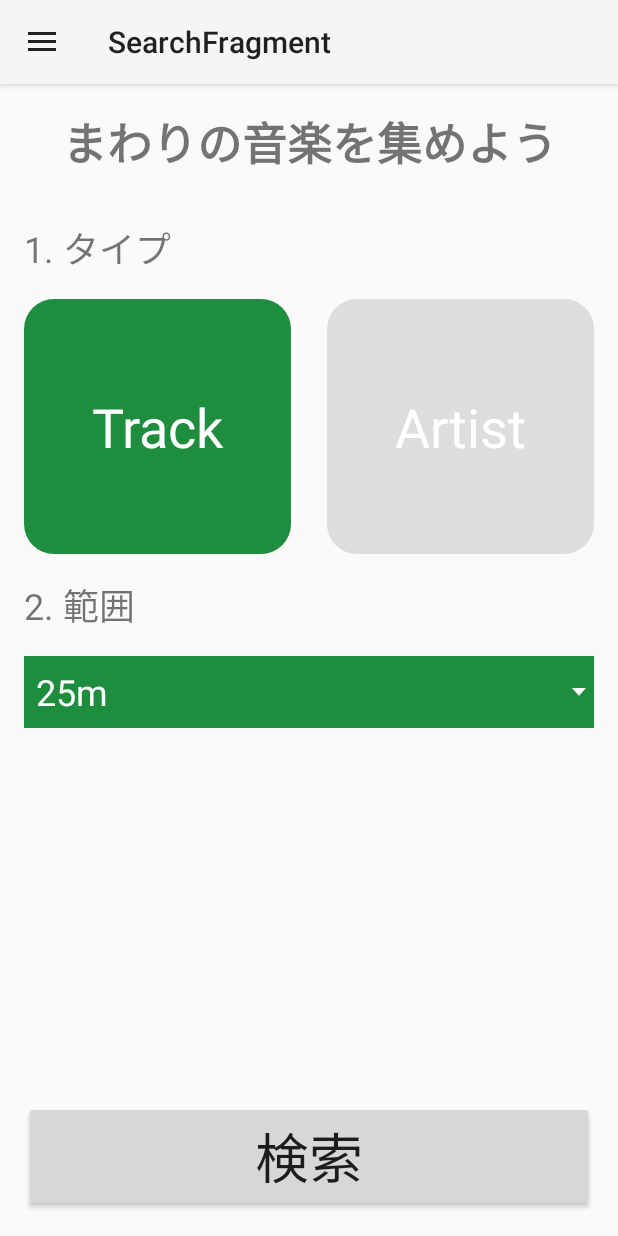
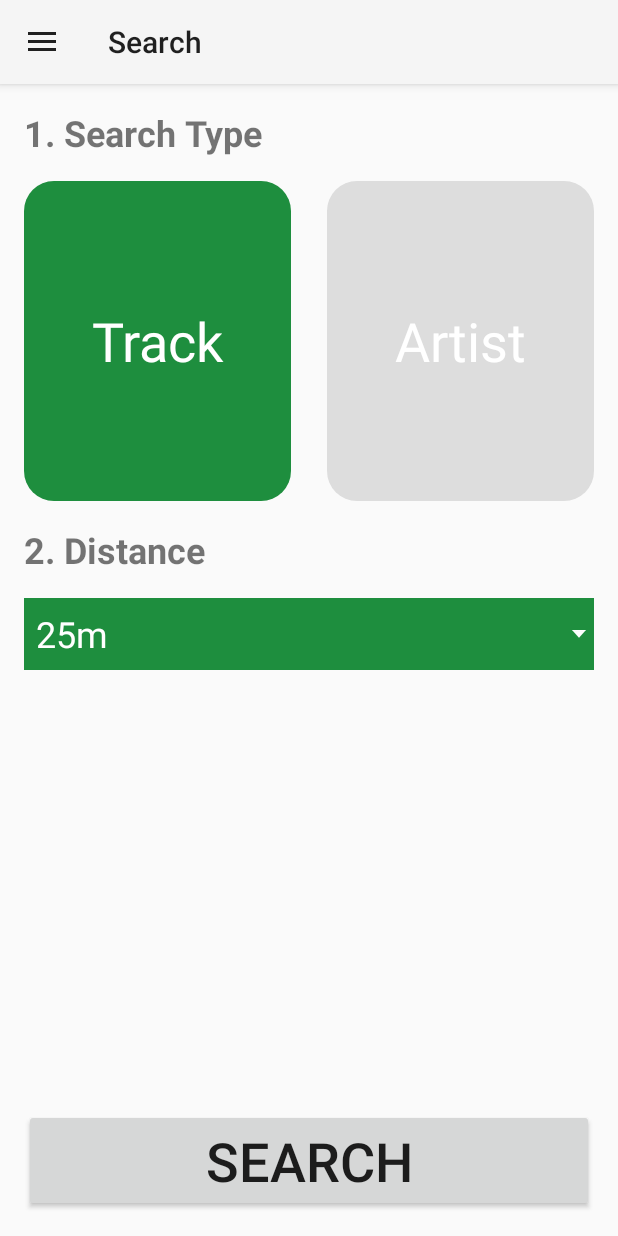
Before and after one commit to auto-ororo/jigokumimi-android, an Android app: the SearchFragment screen opened through its navigation route, on a phone screen of 412 x 824 dp. Run offline under Robolectric (Android 15) with nearby library versions, the phone set to English and light mode, and no system bars; our stand-ins replace Timber, data binding, navigation-ui; libraries missing offline, so code that uses them is left out: com.spotify.sdk.

Commit message:
タイトルバー設定

```diff
--- a/app/src/main/java/com/ororo/auto/jigokumimi/ui/HistoryFragment.kt
+++ b/app/src/main/java/com/ororo/auto/jigokumimi/ui/HistoryFragment.kt
@@ -76,6 +76,11 @@ class HistoryFragment : Fragment() {
 
         viewModel.isSearchFinished.observe(viewLifecycleOwner) {
             if (it) onSearchFinished()
+        }
+
+        // タイトル設定
+        (activity as AppCompatActivity).supportActionBar?.run {
+            title = context?.getString(R.string.title_history)
         }
 
         return binding.root
--- a/app/src/main/java/com/ororo/auto/jigokumimi/ui/LoginFragment.kt
+++ b/app/src/main/java/com/ororo/auto/jigokumimi/ui/LoginFragment.kt
@@ -74,8 +74,7 @@ class LoginFragment : BaseFragment() {
 
         // ドロワーアイコンを非表示･タイトル設定
         (activity as AppCompatActivity).supportActionBar?.run{
-            setDisplayHomeAsUpEnabled(false)
-            title = context?.getString(R.string.title_login)
+            hide()
         }
 
         return binding.root
--- a/app/src/main/java/com/ororo/auto/jigokumimi/ui/MainActivity.kt
+++ b/app/src/main/java/com/ororo/auto/jigokumimi/ui/MainActivity.kt
@@ -51,9 +51,7 @@ class MainActivity : AppCompatActivity() {
                 appBarConfiguration
             )
         }
-
         NavigationUI.setupWithNavController(binding.navView, navController)
-
     }
 
     override fun onSupportNavigateUp(): Boolean {
--- a/app/src/main/java/com/ororo/auto/jigokumimi/ui/ResultFragment.kt
+++ b/app/src/main/java/com/ororo/auto/jigokumimi/ui/ResultFragment.kt
@@ -6,10 +6,11 @@ import android.view.LayoutInflater
 import android.view.View
 import android.view.ViewGroup
 import androidx.annotation.LayoutRes
+import androidx.appcompat.app.AppCompatActivity
 import androidx.databinding.DataBindingUtil
 import androidx.lifecycle.Observer
+import androidx.lifecycle.ViewModelProvider
 import androidx.lifecycle.observe
-import androidx.lifecycle.ViewModelProvider
 import androidx.navigation.fragment.navArgs
 import androidx.recyclerview.widget.DividerItemDecoration
 import androidx.recyclerview.widget.LinearLayoutManager
@@ -22,7 +23,6 @@ import com.ororo.auto.jigokumimi.domain.Artist
 import com.ororo.auto.jigokumimi.domain.Track
 import com.ororo.auto.jigokumimi.util.Constants
 import com.ororo.auto.jigokumimi.viewmodels.ResultViewModel
-import kotlinx.android.synthetic.main.fragment_result_list.*
 
 /**
  *  検索結果表示画面
@@ -32,7 +32,6 @@ class ResultFragment : BaseFragment() {
     lateinit var viewModel: ResultViewModel
 
     private val args: ResultFragmentArgs by navArgs()
-
 
     /**
      * RecyclerView Track Adapter
@@ -61,7 +60,6 @@ class ResultFragment : BaseFragment() {
                 }
             })
         }
-
     }
 
     override fun onCreateView(
@@ -136,11 +134,16 @@ class ResultFragment : BaseFragment() {
 
         // アイテム間に枠線を設定
         val dividerItemDecoration =
-            DividerItemDecoration(binding.recyclerView.context,DividerItemDecoration.VERTICAL)
+            DividerItemDecoration(binding.recyclerView.context, DividerItemDecoration.VERTICAL)
         dividerItemDecoration.setDrawable(activity?.applicationContext?.getDrawable(R.drawable.divider)!!)
         binding.recyclerView.addItemDecoration(dividerItemDecoration)
 
         baseInit(viewModel)
+
+        // タイトル設定
+        (activity as AppCompatActivity).supportActionBar?.run {
+            title = context?.getString(R.string.title_result)
+        }
 
         return binding.root
     }
--- a/app/src/main/java/com/ororo/auto/jigokumimi/ui/SearchFragment.kt
+++ b/app/src/main/java/com/ororo/auto/jigokumimi/ui/SearchFragment.kt
@@ -4,6 +4,7 @@ import android.os.Bundle
 import android.view.*
 import android.widget.AdapterView
 import android.widget.ArrayAdapter
+import androidx.appcompat.app.AppCompatActivity
 import androidx.core.content.ContextCompat
 import androidx.databinding.DataBindingUtil
 import androidx.lifecycle.ViewModelProvider
@@ -84,12 +85,17 @@ class SearchFragment : BaseFragment() {
         binding.distanceSpinner.adapter = adapter
 
         // スピナー内のアイテムが選択されたときの動作を設定
-        binding.distanceSpinner.onItemSelectedListener = object : AdapterView.OnItemSelectedListener{
+        binding.distanceSpinner.onItemSelectedListener =
+            object : AdapterView.OnItemSelectedListener {
                 override fun onNothingSelected(p0: AdapterView<*>?) {
                 }
 
                 override fun onItemSelected(p0: AdapterView<*>?, p1: View?, p2: Int, p3: Long) {
-               viewModel.setDistanceFromSelectedSpinnerString(binding.distanceSpinner.getItemAtPosition(p2).toString())
+                    viewModel.setDistanceFromSelectedSpinnerString(
+                        binding.distanceSpinner.getItemAtPosition(
+                            p2
+                        ).toString()
+                    )
                 }
 
             }
@@ -98,6 +104,13 @@ class SearchFragment : BaseFragment() {
 
         // ホームメニューアイコンを表示する
         activity?.actionBar?.setDisplayShowHomeEnabled(true);
+
+
+        // タイトル設定
+        (activity as AppCompatActivity).supportActionBar?.run {
+            show()
+            title = context?.getString(R.string.title_search)
+        }
 
         return binding.root
     }
--- a/app/src/main/java/com/ororo/auto/jigokumimi/ui/SignUpFragment.kt
+++ b/app/src/main/java/com/ororo/auto/jigokumimi/ui/SignUpFragment.kt
@@ -4,6 +4,7 @@ import android.os.Bundle
 import android.view.LayoutInflater
 import android.view.View
 import android.view.ViewGroup
+import androidx.appcompat.app.AppCompatActivity
 import androidx.databinding.DataBindingUtil
 import androidx.lifecycle.ViewModelProvider
 import androidx.lifecycle.observe
@@ -66,6 +67,12 @@ class SignUpFragment : BaseFragment() {
 
         baseInit(viewModel)
 
+        // タイトル設定
+        (activity as AppCompatActivity).supportActionBar?.run {
+            show()
+            title = context?.getString(R.string.title_sign_up)
+        }
+
         return binding.root
     }
 
--- a/app/src/main/java/com/ororo/auto/jigokumimi/viewmodels/HistoryViewModel.kt
+++ b/app/src/main/java/com/ororo/auto/jigokumimi/viewmodels/HistoryViewModel.kt
@@ -125,7 +125,7 @@ class HistoryViewModel(
 
                         showSnackbar(msg)
                         _deleteDataIndex.postValue(historyIndex)
-                        trackHistoryList.value?.removeAt(historyIndex)
+                        getSearchHistories(searchType)
                     }
                 } else {
                     artistHistoryList.value?.get(historyIndex)?.let { history ->
@@ -137,7 +137,7 @@ class HistoryViewModel(
 
                         showSnackbar(msg)
                         _deleteDataIndex.postValue(historyIndex)
-                        artistHistoryList.value?.removeAt(historyIndex)
+                        getSearchHistories(searchType)
                     }
                 }
 
--- a/app/src/main/res/layout/fragment_search.xml
+++ b/app/src/main/res/layout/fragment_search.xml
@@ -85,15 +85,17 @@
             android:layout_width="0dp"
             android:layout_height="wrap_content"
             android:layout_marginStart="16dp"
+            android:layout_marginTop="16dp"
             android:layout_marginEnd="16dp"
             android:text="@string/select_types_suggest"
             android:textSize="24sp"
+            android:textStyle="bold"
             app:layout_constraintBottom_toBottomOf="parent"
             app:layout_constraintEnd_toEndOf="parent"
             app:layout_constraintHorizontal_bias="1.0"
             app:layout_constraintStart_toStartOf="parent"
             app:layout_constraintTop_toTopOf="parent"
-            app:layout_constraintVertical_bias="0.125" />
+            app:layout_constraintVertical_bias="0" />
 
         <TextView
             android:id="@+id/selectDistanceSuggest"
@@ -103,24 +105,25 @@
             android:layout_marginEnd="16dp"
             android:text="@string/select_distance_suggest"
             android:textSize="24sp"
+            android:textStyle="bold"
             app:layout_constraintBottom_toBottomOf="parent"
             app:layout_constraintEnd_toEndOf="parent"
             app:layout_constraintHorizontal_bias="1.0"
             app:layout_constraintStart_toStartOf="parent"
             app:layout_constraintTop_toTopOf="parent"
-            app:layout_constraintVertical_bias="0.45" />
+            app:layout_constraintVertical_bias="0.4" />
 
-        <TextView
-            android:id="@+id/getMusicSuggest"
-            android:layout_width="wrap_content"
-            android:layout_height="wrap_content"
-            android:layout_marginTop="16dp"
-            android:text="@string/get_music_suggest"
-            android:textSize="30sp"
-            android:textStyle="bold"
-            app:layout_constraintEnd_toEndOf="parent"
-            app:layout_constraintStart_toStartOf="parent"
-            app:layout_constraintTop_toTopOf="parent" />
+<!--        <TextView-->
+<!--            android:id="@+id/getMusicSuggest"-->
+<!--            android:layout_width="wrap_content"-->
+<!--            android:layout_height="wrap_content"-->
+<!--            android:layout_marginTop="16dp"-->
+<!--            android:text="@string/get_music_suggest"-->
+<!--            android:textSize="30sp"-->
+<!--            android:textStyle="bold"-->
+<!--            app:layout_constraintEnd_toEndOf="parent"-->
+<!--            app:layout_constraintStart_toStartOf="parent"-->
+<!--            app:layout_constraintTop_toTopOf="parent" />-->
 
     </androidx.constraintlayout.widget.ConstraintLayout>
 </layout>
--- a/app/src/main/res/values/strings.xml
+++ b/app/src/main/res/values/strings.xml
@@ -39,11 +39,11 @@
     <string name="title_history">History</string>
     <string name="title_Setting">Settings</string>
     <string name="splash_text">起動中。。。</string>
-    <string name="search_tracks_button_text">検索</string>
+    <string name="search_tracks_button_text">Search</string>
     <string name="tracks_text">Track</string>
     <string name="artist_text">Artist</string>
-    <string name="select_types_suggest">1. タイプ</string>
-    <string name="select_distance_suggest">2. 範囲</string>
+    <string name="select_types_suggest">1. Search Type</string>
+    <string name="select_distance_suggest">2. Distance</string>
     <string name="get_music_suggest">まわりの音楽を集めよう</string>
     <string name="search_text">Search</string>
     <string name="logout_text">Logout</string>
```
Lines whose indentation alone changed are shown as unchanged.
